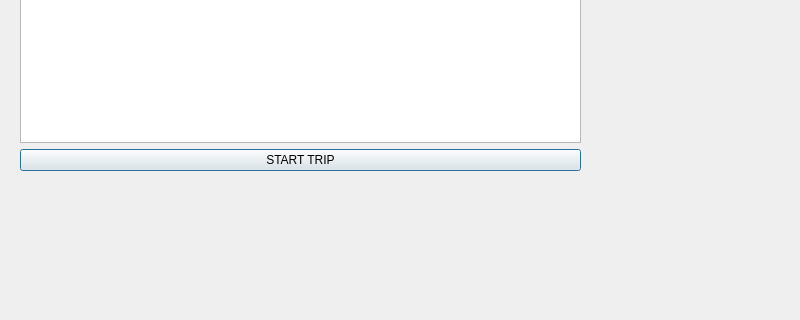
Old version of the form Qt App/untitled1/dialog.ui in the repository davidvidovic/AGV-NTP; both pictures show x 0 to 800 and y 110 to 430 of the 800 by 600 pixel window.
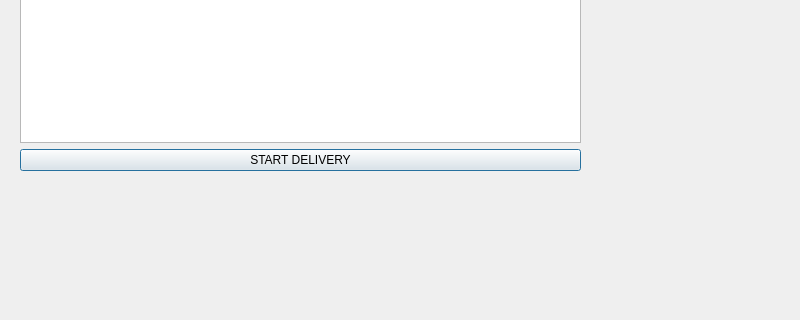
New version of the form.

Patch:
```diff
--- a/Qt App/untitled1/dialog.ui
+++ b/Qt App/untitled1/dialog.ui
@@ -32,7 +32,7 @@
     <item>
      <widget class="QPushButton" name="pushButton">
       <property name="text">
-       <string>START TRIP</string>
+       <string>START DELIVERY</string>
       </property>
      </widget>
     </item>
```
